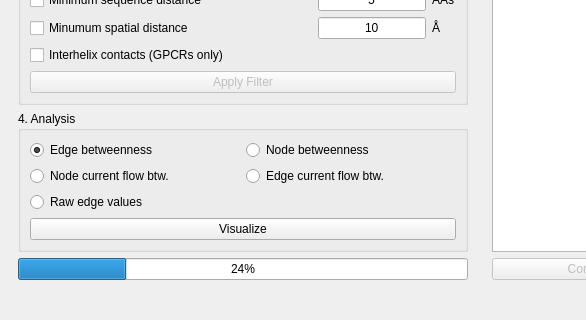
Qt form gui/alloviz_mainwindow.ui (frannerin/AlloViz) before a commit; both pictures show x 0 to 586 and y 401 to 721 of the 766 by 721 pixel window.
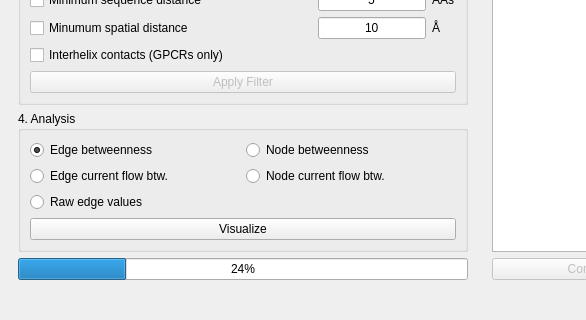
The same form after that commit.

What changed in the file:
```diff
--- a/gui/alloviz_mainwindow.ui
+++ b/gui/alloviz_mainwindow.ui
@@ -111,14 +111,14 @@
          </property>
          <layout class="QGridLayout" name="gridLayout_2" columnstretch="200,0,0">
           <item row="4" column="0" colspan="3">
-           <widget class="QCheckBox" name="interhelixCheck">
+           <widget class="QCheckBox" name="filterInterhelixCheck">
             <property name="text">
              <string>Interhelix contacts (GPCRs only)</string>
             </property>
            </widget>
           </item>
           <item row="2" column="0">
-           <widget class="QCheckBox" name="minSequenceCheck">
+           <widget class="QCheckBox" name="filterSequenceCheck">
             <property name="text">
              <string>Minimum sequence distance</string>
             </property>
@@ -155,7 +155,7 @@
            </widget>
           </item>
           <item row="3" column="0">
-           <widget class="QCheckBox" name="minDistanceCheck">
+           <widget class="QCheckBox" name="filterDistanceCheck">
             <property name="text">
              <string>Minumum spatial distance</string>
             </property>
@@ -186,7 +186,7 @@
            </widget>
           </item>
           <item row="1" column="0">
-           <widget class="QCheckBox" name="minGetContactsCheck">
+           <widget class="QCheckBox" name="filterGetContactsCheck">
             <property name="text">
              <string>Minimum GetContacts frequency</string>
             </property>
@@ -228,15 +228,8 @@
           <string>4. Analysis</string>
          </property>
          <layout class="QGridLayout" name="gridLayout">
-          <item row="2" column="1">
-           <widget class="QRadioButton" name="radioButton">
-            <property name="text">
-             <string>Edge current flow btw.</string>
-            </property>
-           </widget>
-          </item>
           <item row="1" column="0">
-           <widget class="QRadioButton" name="radioButton_11">
+           <widget class="QRadioButton" name="anEdgeBtwCheck">
             <property name="text">
              <string>Edge betweenness</string>
             </property>
@@ -245,31 +238,38 @@
             </property>
            </widget>
           </item>
-          <item row="2" column="0">
-           <widget class="QRadioButton" name="radioButton_2">
-            <property name="text">
-             <string>Node current flow btw.</string>
-            </property>
-           </widget>
-          </item>
           <item row="1" column="1">
-           <widget class="QRadioButton" name="radioButton_12">
+           <widget class="QRadioButton" name="anNodeBtwCheck">
             <property name="text">
              <string>Node betweenness</string>
             </property>
            </widget>
           </item>
           <item row="4" column="0" colspan="2">
+           <widget class="QRadioButton" name="anEdgeRawCheck">
+            <property name="text">
+             <string>Raw edge values</string>
+            </property>
+           </widget>
+          </item>
+          <item row="5" column="0" colspan="2">
            <widget class="QPushButton" name="pushButton_6">
             <property name="text">
              <string>Visualize</string>
             </property>
            </widget>
           </item>
-          <item row="3" column="0" colspan="2">
-           <widget class="QRadioButton" name="radioButton_3">
+          <item row="3" column="0">
+           <widget class="QRadioButton" name="anEdgeCurrentCheck">
             <property name="text">
-             <string>Raw edge values</string>
+             <string>Edge current flow btw.</string>
+            </property>
+           </widget>
+          </item>
+          <item row="3" column="1">
+           <widget class="QRadioButton" name="anNodeCurrentCheck">
+            <property name="text">
+             <string>Node current flow btw.</string>
             </property>
            </widget>
           </item>
```
